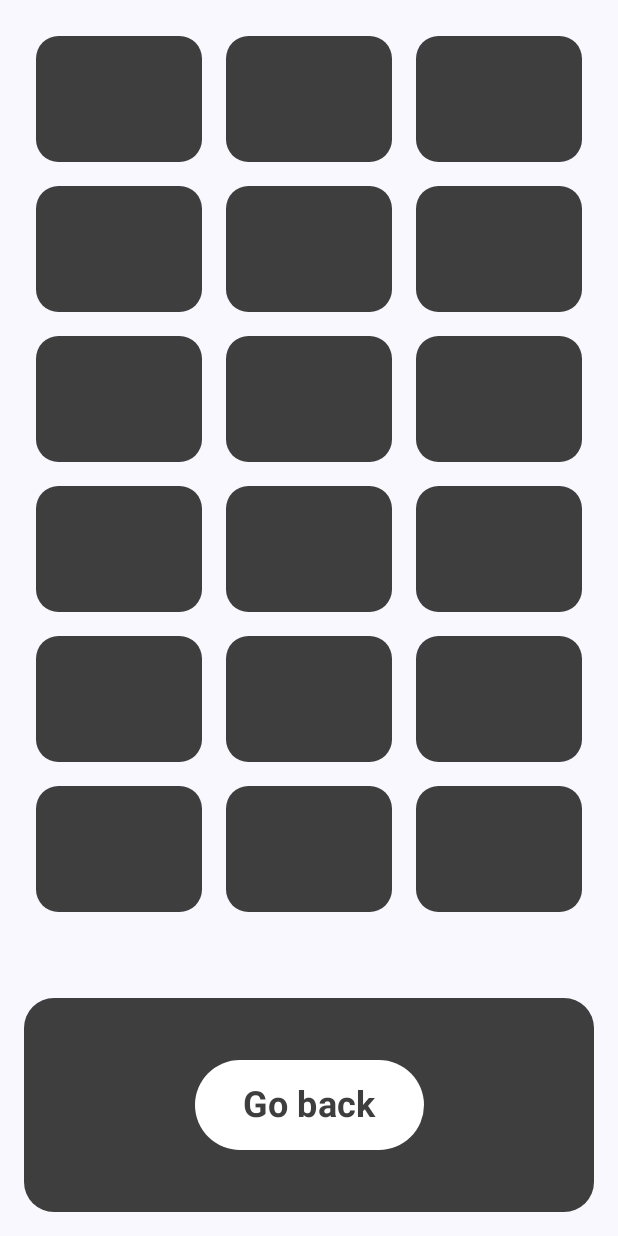
After one commit to Johnricharde/Quitter, an Android app built with Jetpack Compose: the composable AchievementsPage shown on its own in the app's theme, on a phone screen of 412 x 824 dp. The commit adds this screen. Run offline under Robolectric (Android 15) with nearby library versions, the phone set to English and light mode, and no system bars.

Commit message:
added AchievementsPage view with some static placeholders

```diff
--- /dev/null
+++ b/app/src/main/java/com/example/quitter/AchievementsPage.kt
@@ -0,0 +1,77 @@
+package com.example.quitter
+
+import androidx.compose.foundation.layout.Arrangement
+import androidx.compose.foundation.layout.Column
+import androidx.compose.foundation.layout.fillMaxSize
+import androidx.compose.foundation.layout.fillMaxWidth
+import androidx.compose.foundation.layout.padding
+import androidx.compose.foundation.layout.size
+import androidx.compose.foundation.lazy.grid.GridCells
+import androidx.compose.foundation.lazy.grid.LazyVerticalGrid
+import androidx.compose.foundation.shape.RoundedCornerShape
+import androidx.compose.material3.Surface
+import androidx.compose.runtime.Composable
+import androidx.compose.ui.Alignment
+import androidx.compose.ui.Modifier
+import androidx.compose.ui.res.colorResource
+import androidx.compose.ui.tooling.preview.Preview
+import androidx.compose.ui.unit.dp
+import com.example.quitter.ui.theme.QuitterTheme
+
+@Composable
+fun AchievementsPage(modifier: Modifier = Modifier) {
+    Column(
+        modifier = modifier
+            .padding(16.dp)
+            .fillMaxSize()
+    ) {
+        LazyVerticalGrid(
+            columns = GridCells.Adaptive(100.dp),
+            modifier = modifier.weight(4f)
+        ) {
+            items(18) {
+                AchievementItem()
+            }
+        }
+        Surface(
+            color = colorResource(id = R.color.gray),
+            shape = RoundedCornerShape(20.dp),
+            modifier = modifier
+                .padding(top = 16.dp)
+                .fillMaxWidth()
+                .weight(1f)
+        ) {
+            Column(
+                verticalArrangement = Arrangement.SpaceEvenly,
+                horizontalAlignment = Alignment.CenterHorizontally,
+            ) {
+                // Go back button
+                FilledButton(onClick = { /*TODO*/ }, text = "Go back")
+            }
+        }
+    }
+}
+
+
+@Composable
+fun AchievementItem() {
+    // Placeholder for an achievement item
+    Surface(
+        modifier = Modifier
+            .size(100.dp)
+            .padding(8.dp),
+        shape = RoundedCornerShape(15.dp),
+        color = colorResource(id = R.color.gray)
+    ) {
+        // Content of each achievement item here
+    }
+}
+
+
+@Preview(showBackground = true, showSystemUi = true)
+@Composable
+fun AchievementsPagePreview() {
+    QuitterTheme {
+        AchievementsPage()
+    }
+}
--- a/app/src/main/java/com/example/quitter/MainActivity.kt
+++ b/app/src/main/java/com/example/quitter/MainActivity.kt
@@ -28,6 +28,7 @@ import androidx.compose.ui.tooling.preview.Preview
 import androidx.compose.ui.unit.dp
 import androidx.compose.ui.unit.sp
 import com.example.quitter.ui.theme.QuitterTheme
+
 
 class MainActivity : ComponentActivity() {
     override fun onCreate(savedInstanceState: Bundle?) {
@@ -114,7 +115,7 @@ fun MainPage(modifier: Modifier = Modifier) {
 }
 
 @Composable
-private fun DisplayLogo() {
+fun DisplayLogo() {
     Text(
         text = stringResource(R.string.quitter_all_cap),
         color = colorResource(id = R.color.gray),
@@ -150,7 +151,7 @@ private fun DayCounter() {
 }
 
 @Composable
-private fun FilledButton(onClick: () -> Unit, text: String, modifier: Modifier = Modifier) {
+fun FilledButton(onClick: () -> Unit, text: String, modifier: Modifier = Modifier) {
     Button(
         onClick = { onClick() },
         colors = ButtonDefaults.buttonColors(
@@ -168,7 +169,7 @@ private fun FilledButton(onClick: () -> Unit, text: String, modifier: Modifier =
 }
 
 @Composable
-private fun TextButton(onClick: () -> Unit, text: String) {
+fun TextButton(onClick: () -> Unit, text: String) {
     TextButton(
         onClick = { onClick() }
     ) {
```
